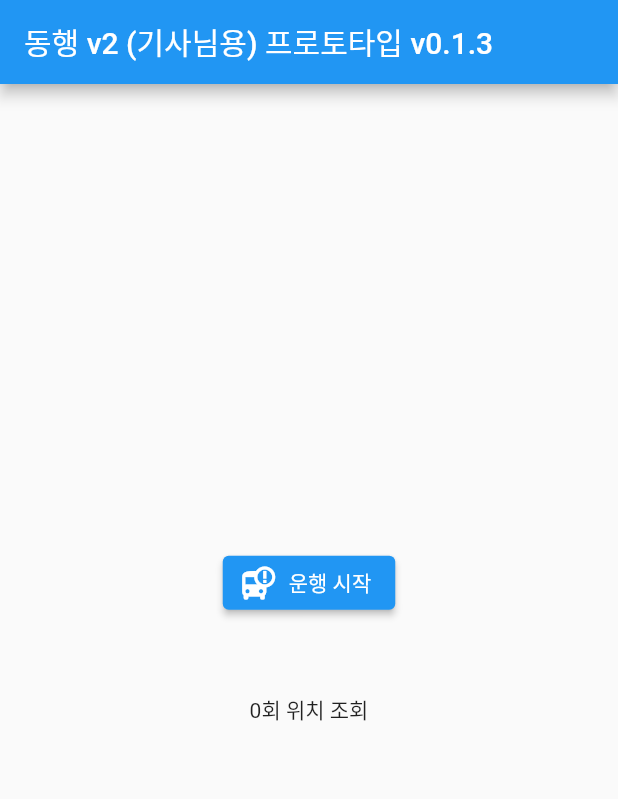
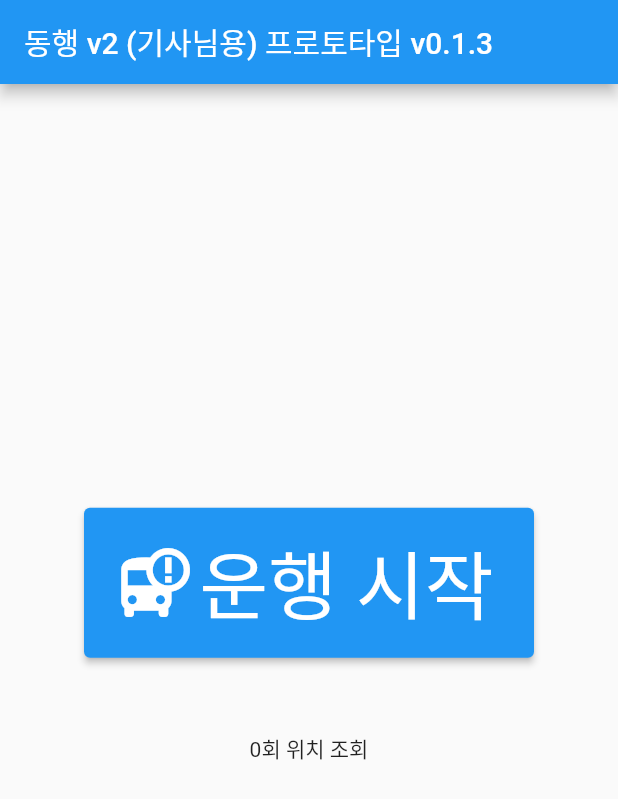
Before and after one commit to owlExpander/gowith_v2_for_driver_prototype, a Flutter app: the screen it shows after launch, on a phone screen of 412 x 824 dp. Shown: the top 799 px of the screen. Run offline on Flutter 3.47's test engine with Material 2 defaults, Android fonts, the phone set to English and light mode, and no system bars; our stand-ins replace just_audio, location; missing offline and left inert: qr_code_scanner.

Commit message:
버튼 크기 크게 수정

```diff
--- a/lib/_qrCodeScanner.dart
+++ b/lib/_qrCodeScanner.dart
@@ -81,8 +81,9 @@ class _QRViewExampleState extends State<QRViewExample> {
 
         await controller?.pauseCamera();
 
+        // 폰에서 내부 assets 경로 인식 되지 않는 이슈 해결 못해서 일단 외부 경로로 처리 ㅠ
         final player = AudioPlayer();
-        player.setAudioSource(AudioSource.uri(Uri.parse('http://impulss13.dothome.co.kr/_mp3/ddiring.mp3')));
+        player.setAudioSource(AudioSource.uri(Uri.parse('http://impulss13.dothome.co.kr/_mp3/ddiring.wav')));
         player.setVolume(1);
         player.play();
 
--- a/lib/main.dart
+++ b/lib/main.dart
@@ -61,8 +61,9 @@ class _MyHomePageState extends State<MyHomePage> {
           mainAxisAlignment: MainAxisAlignment.center,
           children: <Widget>[
             ElevatedButton.icon(
-              icon: const Icon(Icons.bus_alert),
+              icon: const Icon(Icons.bus_alert, size: 50),
               label: const Text("운행 시작"),
+              style: ElevatedButton.styleFrom(minimumSize: const Size(300, 100), textStyle: const TextStyle(fontSize: 50)),
               onPressed: ()  {
                 final player = AudioPlayer();
                 player.setAsset('/audio/ddiring.mp3');
```
